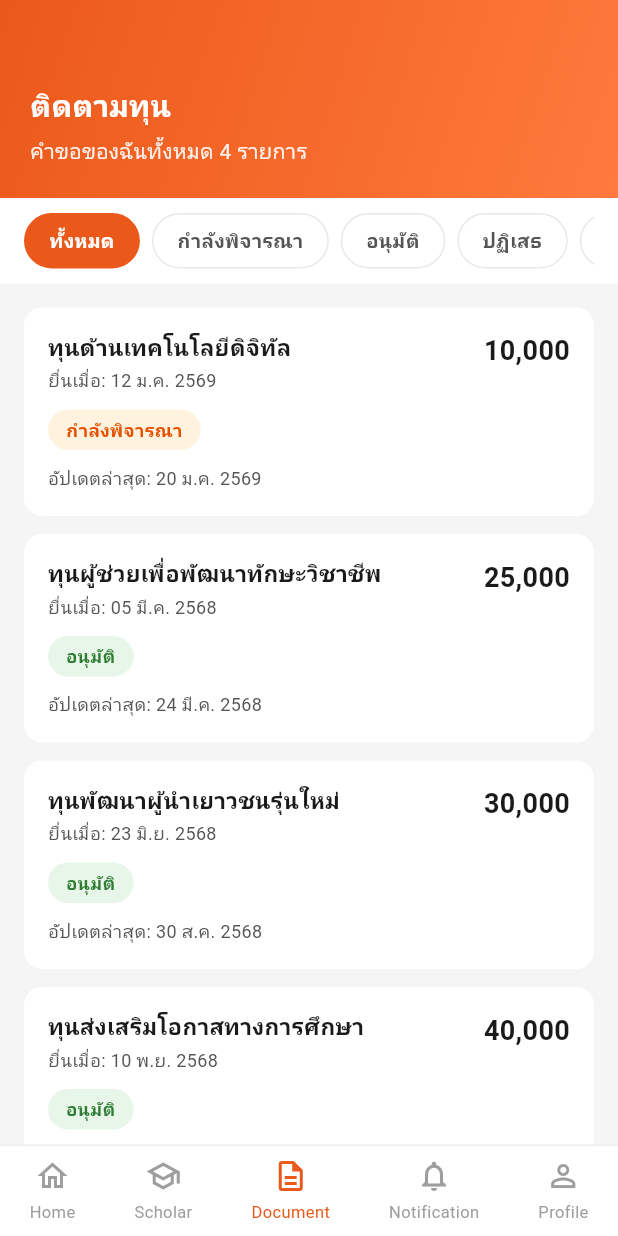
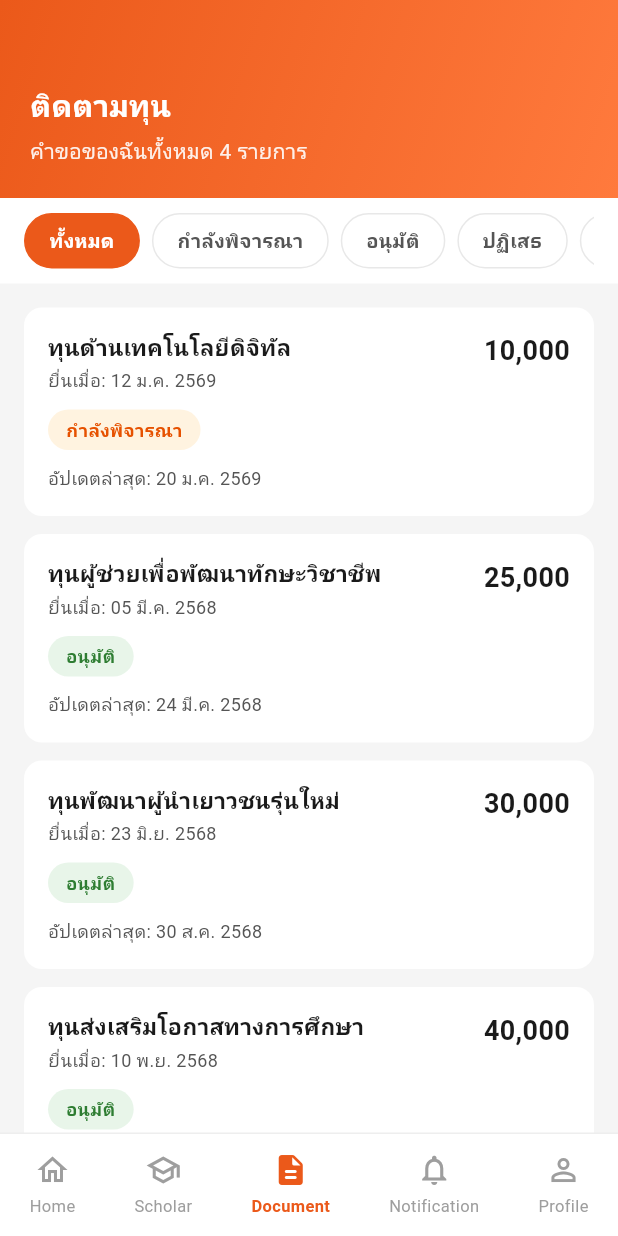
Before and after one commit to Wirakan/Scholarx_App, a Flutter app: the TrackingScreen screen opened directly, on a phone screen of 412 x 824 dp. Run offline on Flutter 3.47's test engine with Material 3 defaults, Android fonts, the phone set to English and light mode, and no system bars.

Commit message:
improve scholarship home screen code

```diff
--- a/scholarx_app/lib/features/student/screens/tracking/tracking_screen.dart
+++ b/scholarx_app/lib/features/student/screens/tracking/tracking_screen.dart
@@ -1,7 +1,6 @@
 import 'package:flutter/material.dart';
 import '/coreApp/themeApp/app_colors.dart';
 import '/coreApp/themeApp/app_text_style.dart';
-
 // ─────────────────────────────────────────────
 //  DATA MODEL
 // ─────────────────────────────────────────────
@@ -70,7 +69,17 @@ class TrackingScreen extends StatefulWidget {
   /// When set, this item is highlighted / pre-selected on open
   final TrackingItem? highlightItem;
 
-  const TrackingScreen({super.key, this.highlightItem});
+  /// Set false when used as a tab inside IndexedStack (bottom nav provided by parent)
+  final bool showBottomNav;
+
+  final void Function(int index)? onNavTap;
+
+  const TrackingScreen({
+    super.key,
+    this.highlightItem,
+    this.showBottomNav = true,
+    this.onNavTap,
+  });
 
   @override
   State<TrackingScreen> createState() => _TrackingScreenState();
@@ -200,7 +209,7 @@ class _TrackingScreenState extends State<TrackingScreen> {
           ),
 
           // ── BOTTOM NAV ──
-          _BottomNavBar(),
+          if (widget.showBottomNav) _BottomNavBar(onNavTap: widget.onNavTap),
         ],
       ),
     );
@@ -392,17 +401,23 @@ class _EmptyState extends StatelessWidget {
 //  BOTTOM NAV BAR
 // ─────────────────────────────────────────────
 class _BottomNavBar extends StatelessWidget {
-  const _BottomNavBar();
+  final void Function(int index)? onNavTap;
+  const _BottomNavBar({this.onNavTap});
 
   @override
   Widget build(BuildContext context) {
     const items = [
-      _NavDef(Icons.home_outlined, 'Home'),
-      _NavDef(Icons.school_outlined, 'Scholar'),
-      _NavDef(Icons.description_outlined, 'Document'),
-      _NavDef(Icons.notifications_outlined, 'Notification'),
-      _NavDef(Icons.person_outline, 'Profile'),
+      (Icons.home_outlined, Icons.home_rounded, 'Home'),
+      (Icons.school_outlined, Icons.school_rounded, 'Scholar'),
+      (Icons.description_outlined, Icons.description_rounded, 'Document'),
+      (
+        Icons.notifications_outlined,
+        Icons.notifications_rounded,
+        'Notification',
+      ),
+      (Icons.person_outline, Icons.person_rounded, 'Profile'),
     ];
+    const activeIndex = 2;
 
     return Container(
       decoration: const BoxDecoration(
@@ -413,28 +428,42 @@ class _BottomNavBar extends StatelessWidget {
       child: Row(
         mainAxisAlignment: MainAxisAlignment.spaceAround,
         children: List.generate(items.length, (i) {
-          // Document tab (index 2) is active on this screen
-          final active = i == 2;
+          final active = i == activeIndex;
           final color = active ? AppColors.primary : AppColors.textTertiary;
-          return Column(
-            mainAxisSize: MainAxisSize.min,
-            children: [
-              Icon(items[i].icon, color: color, size: 24),
-              const SizedBox(height: 4),
-              Text(
-                items[i].label,
-                style: TextStyle(color: color, fontSize: 11),
+          return GestureDetector(
+            onTap: () {
+              if (onNavTap != null) {
+                onNavTap!(i);
+              } else {
+                Navigator.of(context).pop(i);
+              }
+            },
+            behavior: HitTestBehavior.opaque,
+            child: Padding(
+              padding: const EdgeInsets.symmetric(horizontal: 8, vertical: 4),
+              child: Column(
+                mainAxisSize: MainAxisSize.min,
+                children: [
+                  Icon(
+                    active ? items[i].$2 : items[i].$1,
+                    color: color,
+                    size: 24,
+                  ),
+                  const SizedBox(height: 4),
+                  Text(
+                    items[i].$3,
+                    style: TextStyle(
+                      color: color,
+                      fontSize: 11,
+                      fontWeight: active ? FontWeight.w700 : FontWeight.w400,
+                    ),
+                  ),
+                ],
               ),
-            ],
+            ),
           );
         }),
       ),
     );
   }
 }
-
-class _NavDef {
-  final IconData icon;
-  final String label;
-  const _NavDef(this.icon, this.label);
-}
```
Also changed, not shown: scholarx_app/lib/features/student/screens/form/scholarship_form_success.dart (+23 -2 lines), scholarx_app/lib/features/student/screens/home/student_home_screen.dart (+62 -43 lines), scholarx_app/lib/features/student/screens/scholar/scholarship_detail.dart (+33 -38 lines).
